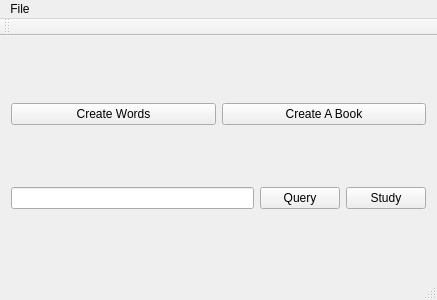
HuangHuafeng/repeat, file mainwindow.ui: the form before one commit.
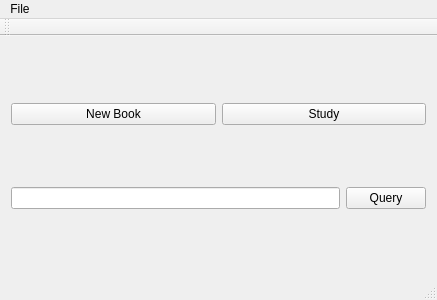
The form after the commit.

Commit message: can create book; next step is improve the performance

Diff of the .ui file:
```diff
--- a/mainwindow.ui
+++ b/mainwindow.ui
@@ -20,14 +20,14 @@
       <item>
        <widget class="QPushButton" name="pushCreateWords">
         <property name="text">
-         <string>Create Words</string>
+         <string>New Book</string>
         </property>
        </widget>
       </item>
       <item>
-       <widget class="QPushButton" name="pushCreateABook">
+       <widget class="QPushButton" name="pushButton_2">
         <property name="text">
-         <string>Create A Book</string>
+         <string>Study</string>
         </property>
        </widget>
       </item>
@@ -45,13 +45,6 @@
         </property>
        </widget>
       </item>
-      <item>
-       <widget class="QPushButton" name="pushButton_2">
-        <property name="text">
-         <string>Study</string>
-        </property>
-       </widget>
-      </item>
      </layout>
     </item>
     <item>
```
Left out of the diff: 2 changed lines with no effect on the pictures. The commit also changes 18 other files.
